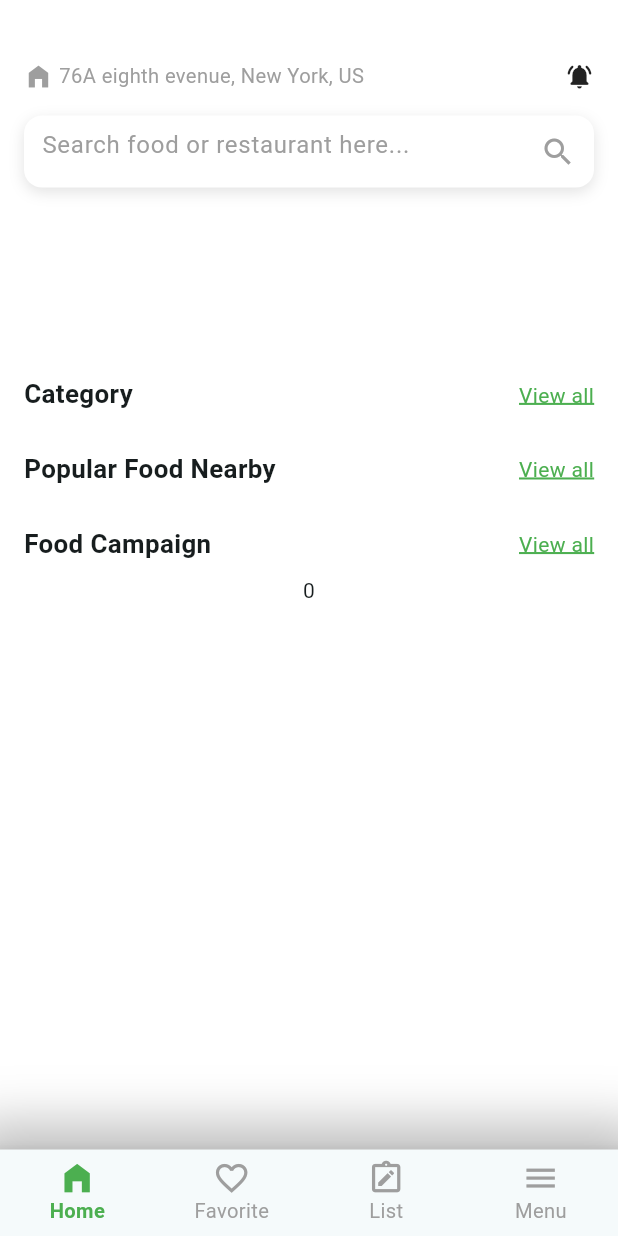
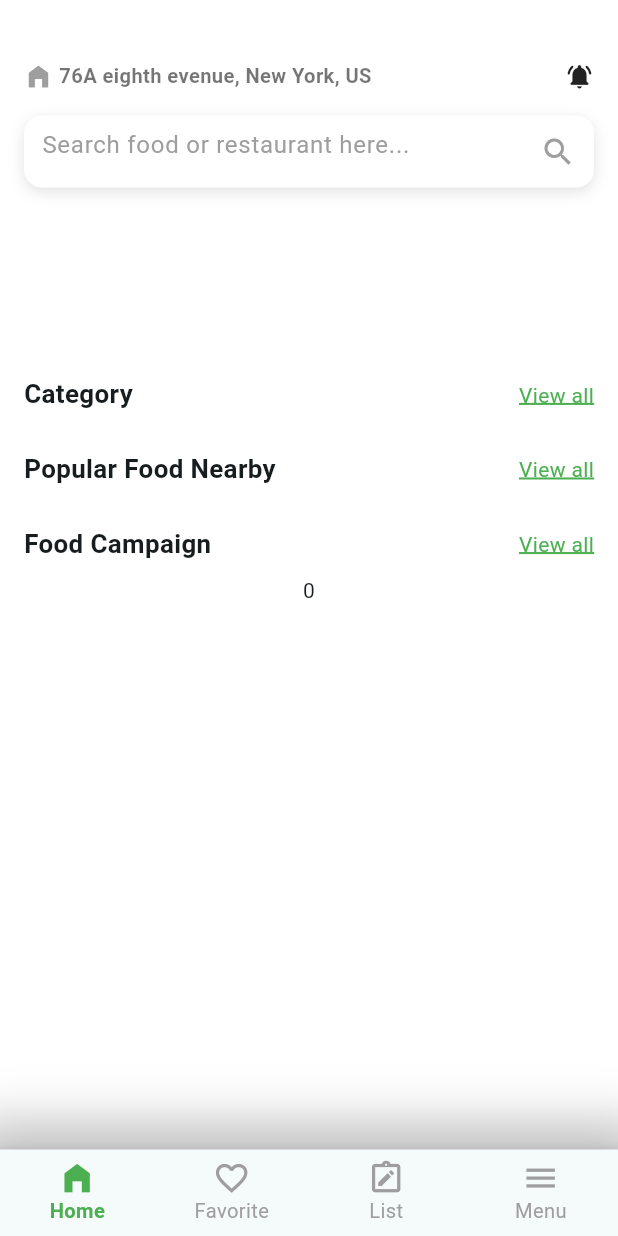
Before and after one commit to Tanjid470/6amTech, a Flutter app: the screen it shows after launch, on a phone screen of 412 x 824 dp. Run offline on Flutter 3.47's test engine with Material 3 defaults, Android fonts, the light colour scheme and no system bars; drawn by our look-alikes of carousel_slider; our stand-ins replace cached_network_image, dio, flutter_smart_dialog, get, pretty_dio_logger, shimmer and 1 more; network calls fail.

Commit message:
[FIXED]: Make address text bold and change color

```diff
--- a/lib/feature/onboard/presentation/screens/onboard_screen.dart
+++ b/lib/feature/onboard/presentation/screens/onboard_screen.dart
@@ -80,7 +80,8 @@ class _OnBoardScreenState extends State<OnBoardScreen> {
             horizontalGap(context, 1),
             Text("76A eighth evenue, New York, US",
               style: TextStyle(
-                color: AppColors.greyColor,
+                color: Colors.black54,
+                fontWeight: FontWeight.bold,
                 fontSize: TextSize.font14(context)
               ),
             ),
```
